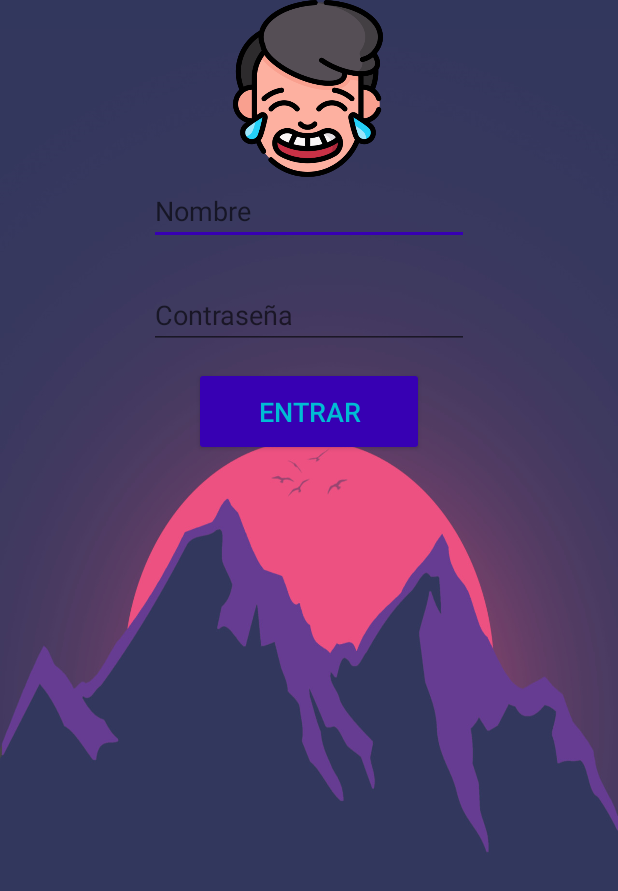
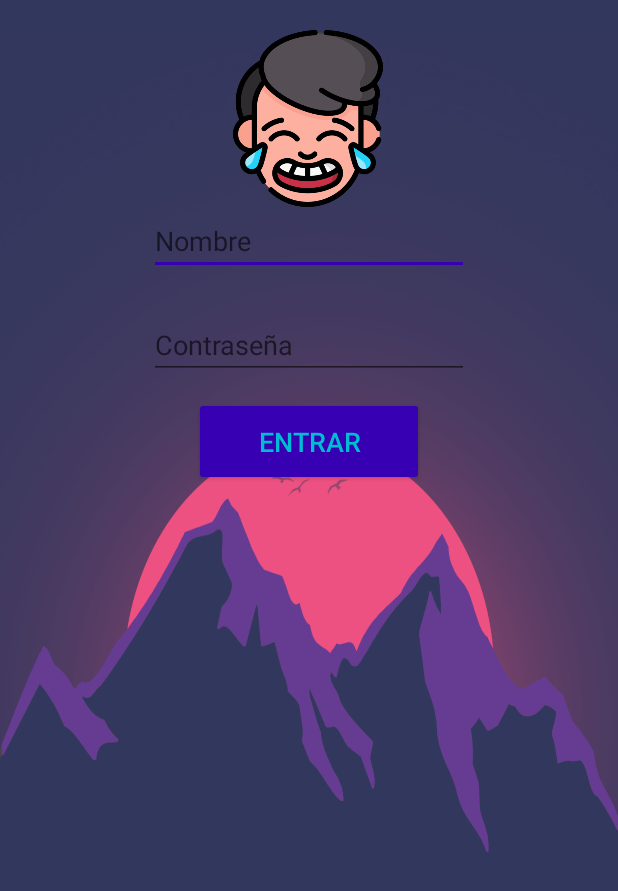
Before and after one commit to gianValentin/Brian, an Android app: the layout activity_main.xml on its own in the app's theme, with its tools: preview values and no code run, on a phone screen of 412 x 824 dp. Shown: the top 891 px of the screen. Run offline under Robolectric (Android 15) with nearby library versions, the phone set to English and light mode, and no system bars.

```diff
--- a/app/src/main/res/layout/activity_main.xml
+++ b/app/src/main/res/layout/activity_main.xml
@@ -11,6 +11,7 @@
         android:id="@+id/imageView2"
         android:layout_width="132dp"
         android:layout_height="118dp"
+        android:layout_marginTop="20dp"
         android:contentDescription="@string/todo"
         app:layout_constraintEnd_toEndOf="parent"
         app:layout_constraintHorizontal_bias="0.498"
@@ -19,7 +20,7 @@
         android:src="@drawable/icomfeel"/>
 
     <EditText
-        android:id="@+id/editText"
+        android:id="@+id/editText_nombre"
         android:layout_width="wrap_content"
         android:layout_height="wrap_content"
         android:autofillHints=""
@@ -34,7 +35,7 @@
         app:layout_constraintTop_toBottomOf="@+id/imageView2" />
 
     <EditText
-        android:id="@+id/editText2"
+        android:id="@+id/editText_contraseña"
         android:layout_width="wrap_content"
         android:layout_height="wrap_content"
         android:layout_marginTop="24dp"
@@ -46,7 +47,7 @@
         android:textColorLink="@color/colorSun"
         app:layout_constraintEnd_toEndOf="parent"
         app:layout_constraintStart_toStartOf="parent"
-        app:layout_constraintTop_toBottomOf="@+id/editText" />
+        app:layout_constraintTop_toBottomOf="@+id/editText_nombre" />
 
     <Button
         android:id="@+id/btnIngresar"
@@ -61,7 +62,7 @@
         android:textSize="18sp"
         app:layout_constraintEnd_toEndOf="parent"
         app:layout_constraintStart_toStartOf="parent"
-        app:layout_constraintTop_toBottomOf="@+id/editText2"
+        app:layout_constraintTop_toBottomOf="@+id/editText_contraseña"
         tools:targetApi="lollipop" />
 
 </androidx.constraintlayout.widget.ConstraintLayout>
```
Also changed, not shown: app/src/main/java/com/giancarlo/brian/HomeActivity.java (+34 -0 lines), app/src/main/java/com/giancarlo/brian/MainActivity.java (+46 -1 lines), app/src/main/res/layout/activity_home.xml (+8 -0 lines), 1 other file.
